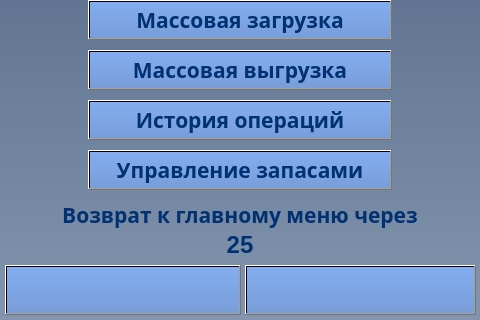
komrade2801/AutoSklad, file client/GUI/ui/screen_14_stockman_old.ui: the form before one commit; both pictures show x 0 to 480 and y 480 to 800 of the 480 by 800 pixel window.
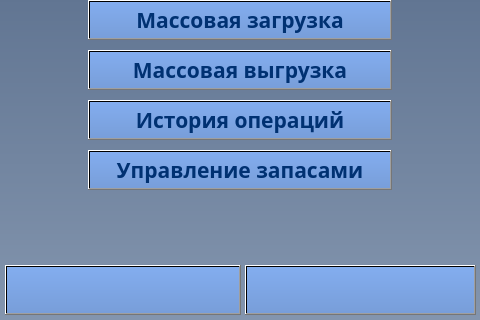
The form after the commit. Icons and pictures are not drawn.

```diff
--- a/client/GUI/ui/screen_14_stockman_old.ui
+++ b/client/GUI/ui/screen_14_stockman_old.ui
@@ -614,305 +614,6 @@
     <set>Qt::AlignCenter</set>
    </property>
   </widget>
-  <widget class="QLabel" name="lbl_info_3">
-   <property name="geometry">
-    <rect>
-     <x>50</x>
-     <y>680</y>
-     <width>380</width>
-     <height>30</height>
-    </rect>
-   </property>
-   <property name="palette">
-    <palette>
-     <active>
-      <colorrole role="WindowText">
-       <brush brushstyle="SolidPattern">
-        <color alpha="255">
-         <red>0</red>
-         <green>49</green>
-         <blue>114</blue>
-        </color>
-       </brush>
-      </colorrole>
-      <colorrole role="Button">
-       <brush brushstyle="LinearGradientPattern">
-        <gradient startx="0.000000000000000" starty="0.000000000000000" endx="1.000000000000000" endy="0.000000000000000" type="LinearGradient" spread="PadSpread" coordinatemode="ObjectBoundingMode">
-         <gradientstop position="0.000000000000000">
-          <color alpha="0">
-           <red>0</red>
-           <green>0</green>
-           <blue>0</blue>
-          </color>
-         </gradientstop>
-         <gradientstop position="1.000000000000000">
-          <color alpha="0">
-           <red>255</red>
-           <green>255</green>
-           <blue>255</blue>
-          </color>
-         </gradientstop>
-        </gradient>
-       </brush>
-      </colorrole>
-      <colorrole role="Text">
-       <brush brushstyle="SolidPattern">
-        <color alpha="255">
-         <red>0</red>
-         <green>49</green>
-         <blue>114</blue>
-        </color>
-       </brush>
-      </colorrole>
-      <colorrole role="ButtonText">
-       <brush brushstyle="SolidPattern">
-        <color alpha="255">
-         <red>0</red>
-         <green>49</green>
-         <blue>114</blue>
-        </color>
-       </brush>
-      </colorrole>
-      <colorrole role="Base">
-       <brush brushstyle="LinearGradientPattern">
-        <gradient startx="0.000000000000000" starty="0.000000000000000" endx="1.000000000000000" endy="0.000000000000000" type="LinearGradient" spread="PadSpread" coordinatemode="ObjectBoundingMode">
-         <gradientstop position="0.000000000000000">
-          <color alpha="0">
-           <red>0</red>
-           <green>0</green>
-           <blue>0</blue>
-          </color>
-         </gradientstop>
-         <gradientstop position="1.000000000000000">
-          <color alpha="0">
-           <red>255</red>
-           <green>255</green>
-           <blue>255</blue>
-          </color>
-         </gradientstop>
-        </gradient>
-       </brush>
-      </colorrole>
-      <colorrole role="Window">
-       <brush brushstyle="LinearGradientPattern">
-        <gradient startx="0.000000000000000" starty="0.000000000000000" endx="1.000000000000000" endy="0.000000000000000" type="LinearGradient" spread="PadSpread" coordinatemode="ObjectBoundingMode">
-         <gradientstop position="0.000000000000000">
-          <color alpha="0">
-           <red>0</red>
-           <green>0</green>
-           <blue>0</blue>
-          </color>
-         </gradientstop>
-         <gradientstop position="1.000000000000000">
-          <color alpha="0">
-           <red>255</red>
-           <green>255</green>
-           <blue>255</blue>
-          </color>
-         </gradientstop>
-        </gradient>
-       </brush>
-      </colorrole>
-     </active>
-     <inactive>
-      <colorrole role="WindowText">
-       <brush brushstyle="SolidPattern">
-        <color alpha="255">
-         <red>0</red>
-         <green>49</green>
-         <blue>114</blue>
-        </color>
-       </brush>
-      </colorrole>
-      <colorrole role="Button">
-       <brush brushstyle="LinearGradientPattern">
-        <gradient startx="0.000000000000000" starty="0.000000000000000" endx="1.000000000000000" endy="0.000000000000000" type="LinearGradient" spread="PadSpread" coordinatemode="ObjectBoundingMode">
-         <gradientstop position="0.000000000000000">
-          <color alpha="0">
-           <red>0</red>
-           <green>0</green>
-           <blue>0</blue>
-          </color>
-         </gradientstop>
-         <gradientstop position="1.000000000000000">
-          <color alpha="0">
-           <red>255</red>
-           <green>255</green>
-           <blue>255</blue>
-          </color>
-         </gradientstop>
-        </gradient>
-       </brush>
-      </colorrole>
-      <colorrole role="Text">
-       <brush brushstyle="SolidPattern">
-        <color alpha="255">
-         <red>0</red>
-         <green>49</green>
-         <blue>114</blue>
-        </color>
-       </brush>
-      </colorrole>
-      <colorrole role="ButtonText">
-       <brush brushstyle="SolidPattern">
-        <color alpha="255">
-         <red>0</red>
-         <green>49</green>
-         <blue>114</blue>
-        </color>
-       </brush>
-      </colorrole>
-      <colorrole role="Base">
-       <brush brushstyle="LinearGradientPattern">
-        <gradient startx="0.000000000000000" starty="0.000000000000000" endx="1.000000000000000" endy="0.000000000000000" type="LinearGradient" spread="PadSpread" coordinatemode="ObjectBoundingMode">
-         <gradientstop position="0.000000000000000">
-          <color alpha="0">
-           <red>0</red>
-           <green>0</green>
-           <blue>0</blue>
-          </color>
-         </gradientstop>
-         <gradientstop position="1.000000000000000">
-          <color alpha="0">
-           <red>255</red>
-           <green>255</green>
-           <blue>255</blue>
-          </color>
-         </gradientstop>
-        </gradient>
-       </brush>
-      </colorrole>
-      <colorrole role="Window">
-       <brush brushstyle="LinearGradientPattern">
-        <gradient startx="0.000000000000000" starty="0.000000000000000" endx="1.000000000000000" endy="0.000000000000000" type="LinearGradient" spread="PadSpread" coordinatemode="ObjectBoundingMode">
-         <gradientstop position="0.000000000000000">
-          <color alpha="0">
-           <red>0</red>
-           <green>0</green>
-           <blue>0</blue>
-          </color>
-         </gradientstop>
-         <gradientstop position="1.000000000000000">
-          <color alpha="0">
-           <red>255</red>
-           <green>255</green>
-           <blue>255</blue>
-          </color>
-         </gradientstop>
-        </gradient>
-       </brush>
-      </colorrole>
-     </inactive>
-     <disabled>
-      <colorrole role="WindowText">
-       <brush brushstyle="SolidPattern">
-        <color alpha="255">
-         <red>0</red>
-         <green>49</green>
-         <blue>114</blue>
-        </color>
-       </brush>
-      </colorrole>
-      <colorrole role="Button">
-       <brush brushstyle="LinearGradientPattern">
-        <gradient startx="0.000000000000000" starty="0.000000000000000" endx="1.000000000000000" endy="0.000000000000000" type="LinearGradient" spread="PadSpread" coordinatemode="ObjectBoundingMode">
-         <gradientstop position="0.000000000000000">
-          <color alpha="0">
-           <red>0</red>
-           <green>0</green>
-           <blue>0</blue>
-          </color>
-         </gradientstop>
-         <gradientstop position="1.000000000000000">
-          <color alpha="0">
-           <red>255</red>
-           <green>255</green>
-           <blue>255</blue>
-          </color>
-         </gradientstop>
-        </gradient>
-       </brush>
-      </colorrole>
-      <colorrole role="Text">
-       <brush brushstyle="SolidPattern">
-        <color alpha="255">
-         <red>0</red>
-         <green>49</green>
-         <blue>114</blue>
-        </color>
-       </brush>
-      </colorrole>
-      <colorrole role="ButtonText">
-       <brush brushstyle="SolidPattern">
-        <color alpha="255">
-         <red>0</red>
-         <green>49</green>
-         <blue>114</blue>
-        </color>
-       </brush>
-      </colorrole>
-      <colorrole role="Base">
-       <brush brushstyle="LinearGradientPattern">
-        <gradient startx="0.000000000000000" starty="0.000000000000000" endx="1.000000000000000" endy="0.000000000000000" type="LinearGradient" spread="PadSpread" coordinatemode="ObjectBoundingMode">
-         <gradientstop position="0.000000000000000">
-          <color alpha="0">
-           <red>0</red>
-           <green>0</green>
-           <blue>0</blue>
-          </color>
-         </gradientstop>
-         <gradientstop position="1.000000000000000">
-          <color alpha="0">
-           <red>255</red>
-           <green>255</green>
-           <blue>255</blue>
-          </color>
-         </gradientstop>
-        </gradient>
-       </brush>
-      </colorrole>
-      <colorrole role="Window">
-       <brush brushstyle="LinearGradientPattern">
-        <gradient startx="0.000000000000000" starty="0.000000000000000" endx="1.000000000000000" endy="0.000000000000000" type="LinearGradient" spread="PadSpread" coordinatemode="ObjectBoundingMode">
-         <gradientstop position="0.000000000000000">
-          <color alpha="0">
-           <red>0</red>
-           <green>0</green>
-           <blue>0</blue>
-          </color>
-         </gradientstop>
-         <gradientstop position="1.000000000000000">
-          <color alpha="0">
-           <red>255</red>
-           <green>255</green>
-           <blue>255</blue>
-          </color>
-         </gradientstop>
-        </gradient>
-       </brush>
-      </colorrole>
-     </disabled>
-    </palette>
-   </property>
-   <property name="font">
-    <font>
-     <family>Dubai</family>
-     <pointsize>16</pointsize>
-     <weight>75</weight>
-     <bold>true</bold>
-    </font>
-   </property>
-   <property name="styleSheet">
-    <string notr="true">color: rgb(0, 49, 114);
-background-color: qlineargradient(spread:pad, x1:0, y1:0, x2:1, y2:0, stop:0 rgba(0, 0, 0, 0), stop:1 rgba(255, 255, 255, 0));</string>
-   </property>
-   <property name="text">
-    <string>Возврат к главному меню через</string>
-   </property>
-   <property name="alignment">
-    <set>Qt::AlignCenter</set>
-   </property>
-  </widget>
   <widget class="QLabel" name="lbl_name">
    <property name="geometry">
     <rect>
@@ -1514,304 +1215,6 @@
     <string>Массовая выгрузка</string>
    </property>
   </widget>
-  <widget class="QLabel" name="lbl_timeout_back">
-   <property name="geometry">
-    <rect>
-     <x>50</x>
-     <y>710</y>
-     <width>380</width>
-     <height>30</height>
-    </rect>
-   </property>
-   <property name="palette">
-    <palette>
-     <active>
-      <colorrole role="WindowText">
-       <brush brushstyle="SolidPattern">
-        <color alpha="255">
-         <red>0</red>
-         <green>49</green>
-         <blue>114</blue>
-        </color>
-       </brush>
-      </colorrole>
-      <colorrole role="Button">
-       <brush brushstyle="LinearGradientPattern">
-        <gradient startx="0.000000000000000" starty="0.000000000000000" endx="1.000000000000000" endy="0.000000000000000" type="LinearGradient" spread="PadSpread" coordinatemode="ObjectBoundingMode">
-         <gradientstop position="0.000000000000000">
-          <color alpha="0">
-           <red>0</red>
-           <green>0</green>
-           <blue>0</blue>
-          </color>
-         </gradientstop>
-         <gradientstop position="1.000000000000000">
-          <color alpha="0">
-           <red>255</red>
-           <green>255</green>
-           <blue>255</blue>
-          </color>
-         </gradientstop>
-        </gradient>
-       </brush>
-      </colorrole>
-      <colorrole role="Text">
-       <brush brushstyle="SolidPattern">
-        <color alpha="255">
-         <red>0</red>
-         <green>49</green>
-         <blue>114</blue>
-        </color>
-       </brush>
-      </colorrole>
-      <colorrole role="ButtonText">
-       <brush brushstyle="SolidPattern">
-        <color alpha="255">
-         <red>0</red>
-         <green>49</green>
-         <blue>114</blue>
-        </color>
-       </brush>
-      </colorrole>
-      <colorrole role="Base">
-       <brush brushstyle="LinearGradientPattern">
-        <gradient startx="0.000000000000000" starty="0.000000000000000" endx="1.000000000000000" endy="0.000000000000000" type="LinearGradient" spread="PadSpread" coordinatemode="ObjectBoundingMode">
-         <gradientstop position="0.000000000000000">
-          <color alpha="0">
-           <red>0</red>
-           <green>0</green>
-           <blue>0</blue>
-          </color>
-         </gradientstop>
-         <gradientstop position="1.000000000000000">
-          <color alpha="0">
-           <red>255</red>
-           <green>255</green>
-           <blue>255</blue>
-          </color>
-         </gradientstop>
-        </gradient>
-       </brush>
-      </colorrole>
-      <colorrole role="Window">
-       <brush brushstyle="LinearGradientPattern">
-        <gradient startx="0.000000000000000" starty="0.000000000000000" endx="1.000000000000000" endy="0.000000000000000" type="LinearGradient" spread="PadSpread" coordinatemode="ObjectBoundingMode">
-         <gradientstop position="0.000000000000000">
-          <color alpha="0">
-           <red>0</red>
-           <green>0</green>
-           <blue>0</blue>
-          </color>
-         </gradientstop>
-         <gradientstop position="1.000000000000000">
-          <color alpha="0">
-           <red>255</red>
-           <green>255</green>
-           <blue>255</blue>
-          </color>
-         </gradientstop>
-        </gradient>
-       </brush>
-      </colorrole>
-     </active>
-     <inactive>
-      <colorrole role="WindowText">
-       <brush brushstyle="SolidPattern">
-        <color alpha="255">
-         <red>0</red>
-         <green>49</green>
-         <blue>114</blue>
-        </color>
-       </brush>
-      </colorrole>
-      <colorrole role="Button">
-       <brush brushstyle="LinearGradientPattern">
-        <gradient startx="0.000000000000000" starty="0.000000000000000" endx="1.000000000000000" endy="0.000000000000000" type="LinearGradient" spread="PadSpread" coordinatemode="ObjectBoundingMode">
-         <gradientstop position="0.000000000000000">
-          <color alpha="0">
-           <red>0</red>
-           <green>0</green>
-           <blue>0</blue>
-          </color>
-         </gradientstop>
-         <gradientstop position="1.000000000000000">
-          <color alpha="0">
-           <red>255</red>
-           <green>255</green>
-           <blue>255</blue>
-          </color>
-         </gradientstop>
-        </gradient>
-       </brush>
-      </colorrole>
-      <colorrole role="Text">
-       <brush brushstyle="SolidPattern">
-        <color alpha="255">
-         <red>0</red>
-         <green>49</green>
-         <blue>114</blue>
-        </color>
-       </brush>
-      </colorrole>
-      <colorrole role="ButtonText">
-       <brush brushstyle="SolidPattern">
-        <color alpha="255">
-         <red>0</red>
-         <green>49</green>
-         <blue>114</blue>
-        </color>
-       </brush>
-      </colorrole>
-      <colorrole role="Base">
-       <brush brushstyle="LinearGradientPattern">
-        <gradient startx="0.000000000000000" starty="0.000000000000000" endx="1.000000000000000" endy="0.000000000000000" type="LinearGradient" spread="PadSpread" coordinatemode="ObjectBoundingMode">
-         <gradientstop position="0.000000000000000">
-          <color alpha="0">
-           <red>0</red>
-           <green>0</green>
-           <blue>0</blue>
-          </color>
-         </gradientstop>
-         <gradientstop position="1.000000000000000">
-          <color alpha="0">
-           <red>255</red>
-           <green>255</green>
-           <blue>255</blue>
-          </color>
-         </gradientstop>
-        </gradient>
-       </brush>
-      </colorrole>
-      <colorrole role="Window">
-       <brush brushstyle="LinearGradientPattern">
-        <gradient startx="0.000000000000000" starty="0.000000000000000" endx="1.000000000000000" endy="0.000000000000000" type="LinearGradient" spread="PadSpread" coordinatemode="ObjectBoundingMode">
-         <gradientstop position="0.000000000000000">
-          <color alpha="0">
-           <red>0</red>
-           <green>0</green>
-           <blue>0</blue>
-          </color>
-         </gradientstop>
-         <gradientstop position="1.000000000000000">
-          <color alpha="0">
-           <red>255</red>
-           <green>255</green>
-           <blue>255</blue>
-          </color>
-         </gradientstop>
-        </gradient>
-       </brush>
-      </colorrole>
-     </inactive>
-     <disabled>
-      <colorrole role="WindowText">
-       <brush brushstyle="SolidPattern">
-        <color alpha="255">
-         <red>0</red>
-         <green>49</green>
-         <blue>114</blue>
-        </color>
-       </brush>
-      </colorrole>
-      <colorrole role="Button">
-       <brush brushstyle="LinearGradientPattern">
-        <gradient startx="0.000000000000000" starty="0.000000000000000" endx="1.000000000000000" endy="0.000000000000000" type="LinearGradient" spread="PadSpread" coordinatemode="ObjectBoundingMode">
-         <gradientstop position="0.000000000000000">
-          <color alpha="0">
-           <red>0</red>
-           <green>0</green>
-           <blue>0</blue>
-          </color>
-         </gradientstop>
-         <gradientstop position="1.000000000000000">
-          <color alpha="0">
-           <red>255</red>
-           <green>255</green>
-           <blue>255</blue>
-          </color>
-         </gradientstop>
-        </gradient>
-       </brush>
-      </colorrole>
-      <colorrole role="Text">
-       <brush brushstyle="SolidPattern">
-        <color alpha="255">
-         <red>0</red>
-         <green>49</green>
-         <blue>114</blue>
-        </color>
-       </brush>
-      </colorrole>
-      <colorrole role="ButtonText">
-       <brush brushstyle="SolidPattern">
-        <color alpha="255">
-         <red>0</red>
-         <green>49</green>
-         <blue>114</blue>
-        </color>
-       </brush>
-      </colorrole>
-      <colorrole role="Base">
-       <brush brushstyle="LinearGradientPattern">
-        <gradient startx="0.000000000000000" starty="0.000000000000000" endx="1.000000000000000" endy="0.000000000000000" type="LinearGradient" spread="PadSpread" coordinatemode="ObjectBoundingMode">
-         <gradientstop position="0.000000000000000">
-          <color alpha="0">
-           <red>0</red>
-           <green>0</green>
-           <blue>0</blue>
-          </color>
-         </gradientstop>
-         <gradientstop position="1.000000000000000">
-          <color alpha="0">
-           <red>255</red>
-           <green>255</green>
-           <blue>255</blue>
-          </color>
-         </gradientstop>
-        </gradient>
-       </brush>
-      </colorrole>
-      <colorrole role="Window">
-       <brush brushstyle="LinearGradientPattern">
-        <gradient startx="0.000000000000000" starty="0.000000000000000" endx="1.000000000000000" endy="0.000000000000000" type="LinearGradient" spread="PadSpread" coordinatemode="ObjectBoundingMode">
-         <gradientstop position="0.000000000000000">
-          <color alpha="0">
-           <red>0</red>
-           <green>0</green>
-           <blue>0</blue>
-          </color>
-         </gradientstop>
-         <gradientstop position="1.000000000000000">
-          <color alpha="0">
-           <red>255</red>
-           <green>255</green>
-           <blue>255</blue>
-          </color>
-         </gradientstop>
-        </gradient>
-       </brush>
-      </colorrole>
-     </disabled>
-    </palette>
-   </property>
-   <property name="font">
-    <font>
-     <pointsize>18</pointsize>
-     <weight>75</weight>
-     <bold>true</bold>
-    </font>
-   </property>
-   <property name="styleSheet">
-    <string notr="true">color: rgb(0, 49, 114);
-background-color: qlineargradient(spread:pad, x1:0, y1:0, x2:1, y2:0, stop:0 rgba(0, 0, 0, 0), stop:1 rgba(255, 255, 255, 0));</string>
-   </property>
-   <property name="text">
-    <string>25</string>
-   </property>
-   <property name="alignment">
-    <set>Qt::AlignCenter</set>
-   </property>
-  </widget>
   <widget class="QPushButton" name="btn_summary">
    <property name="geometry">
     <rect>
```
Left out of the diff: 10 changed lines with no effect on the pictures.
